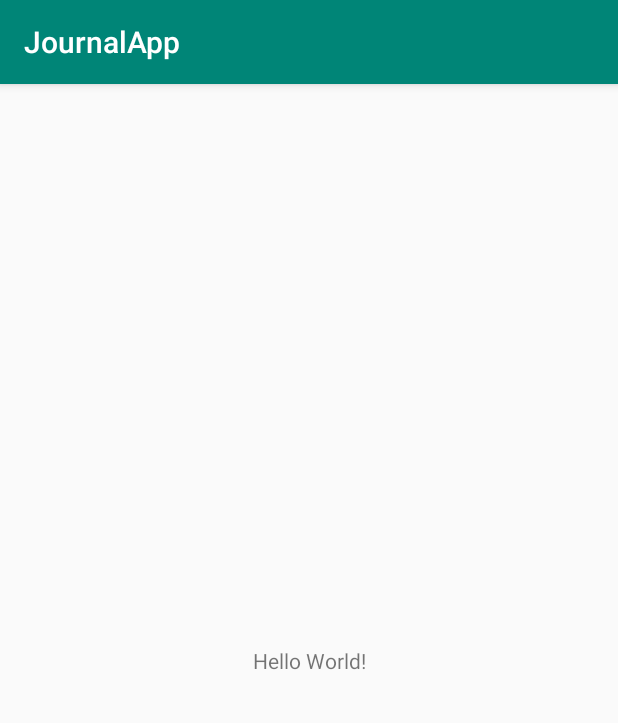
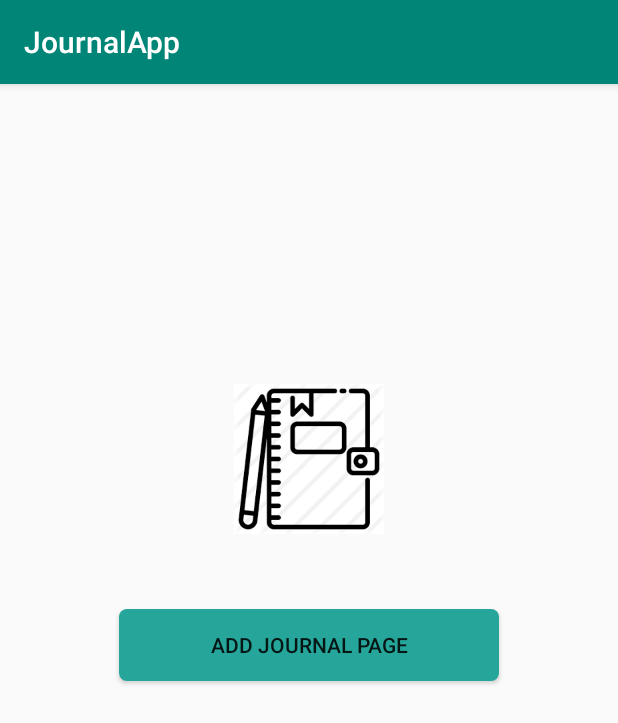
Before and after one commit to kursatbedirhantepebasi/JournalApplication, an Android app: the screen it shows after launch (MainActivity), on a phone screen of 412 x 824 dp. Shown: the top 723 px of the screen. Run offline under Robolectric (Android 15) with nearby library versions, the phone set to English and light mode, and no system bars.

Commit message:
added journal title, subtitle, location, date

```diff
--- a/app/src/main/AndroidManifest.xml
+++ b/app/src/main/AndroidManifest.xml
@@ -1,6 +1,9 @@
 <?xml version="1.0" encoding="utf-8"?>
 <manifest xmlns:android="http://schemas.android.com/apk/res/android"
     package="com.example.journalapp">
+    <uses-permission android:name="android.permission.ACCESS_FINE_LOCATION" />
+    <uses-permission android:name="android.permission. ACCESS_COARSE_LOCATION" />
+    <uses-permission android:name="android.permission.INTERNET" />
 
     <application
         android:allowBackup="true"
@@ -9,6 +12,7 @@
         android:roundIcon="@mipmap/ic_launcher_round"
         android:supportsRtl="true"
         android:theme="@style/AppTheme">
+        <activity android:name=".AddJournal" android:theme="@style/AppTheme.PopUp"></activity>
         <activity android:name=".MainActivity">
             <intent-filter>
                 <action android:name="android.intent.action.MAIN" />
@@ -18,4 +22,5 @@
         </activity>
     </application>
 
+
 </manifest>
--- a/app/src/main/java/com/example/journalapp/MainActivity.java
+++ b/app/src/main/java/com/example/journalapp/MainActivity.java
@@ -2,13 +2,42 @@ package com.example.journalapp;
 
 import androidx.appcompat.app.AppCompatActivity;
 
+import android.content.Intent;
 import android.os.Bundle;
+import android.view.View;
+import android.widget.Button;
 
 public class MainActivity extends AppCompatActivity {
+
+    private static Button addJournalButton;
 
     @Override
     protected void onCreate(Bundle savedInstanceState) {
         super.onCreate(savedInstanceState);
         setContentView(R.layout.activity_main);
+        journalListControl();//kayıt varsa listeye yönlendirilmeli.
+        addJournal();//günlük sayfası eklemek için.
     }
+
+    public void journalListControl(){
+        /*if(dogru){
+            listeye yönlendir.
+        }*/
+    }
+
+    public void addJournal(){
+        addJournalButton = findViewById(R.id.addJournalButton);
+        addJournalButton.setOnClickListener(
+                new View.OnClickListener() {
+                    @Override
+                    public void onClick(View v) {
+
+                        Intent addReminderActivity = new Intent(getApplicationContext(), AddJournal.class);
+                        startActivity(addReminderActivity);
+
+                    }
+                }
+        );
+    }
+
 }
--- /dev/null
+++ b/app/src/main/res/drawable/btn_custom.xml
@@ -0,0 +1,14 @@
+<?xml version="1.0" encoding="utf-8"?>
+<shape xmlns:android="http://schemas.android.com/apk/res/android"
+    android:padding="10dp"
+    android:shape="rectangle" >
+
+    <solid android:color="#26a69a" />
+
+    <corners
+        android:bottomLeftRadius="5dp"
+        android:bottomRightRadius="5dp"
+        android:topLeftRadius="5dp"
+        android:topRightRadius="5dp" />
+
+</shape>
--- /dev/null
+++ b/app/src/main/res/drawable/ic_close_white_24dp.xml
@@ -0,0 +1,5 @@
+<vector android:height="24dp" android:tint="#F5F8FF"
+    android:viewportHeight="24.0" android:viewportWidth="24.0"
+    android:width="24dp" xmlns:android="http://schemas.android.com/apk/res/android">
+    <path android:fillColor="#FF000000" android:pathData="M19,6.41L17.59,5 12,10.59 6.41,5 5,6.41 10.59,12 5,17.59 6.41,19 12,13.41 17.59,19 19,17.59 13.41,12z"/>
+</vector>
--- /dev/null
+++ b/app/src/main/res/drawable/ic_date_range_black_24dp.xml
@@ -0,0 +1,5 @@
+<vector android:height="24dp" android:tint="#575757"
+    android:viewportHeight="24.0" android:viewportWidth="24.0"
+    android:width="24dp" xmlns:android="http://schemas.android.com/apk/res/android">
+    <path android:fillColor="#FF000000" android:pathData="M9,11L7,11v2h2v-2zM13,11h-2v2h2v-2zM17,11h-2v2h2v-2zM19,4h-1L18,2h-2v2L8,4L8,2L6,2v2L5,4c-1.11,0 -1.99,0.9 -1.99,2L3,20c0,1.1 0.89,2 2,2h14c1.1,0 2,-0.9 2,-2L21,6c0,-1.1 -0.9,-2 -2,-2zM19,20L5,20L5,9h14v11z"/>
+</vector>
--- /dev/null
+++ b/app/src/main/res/drawable/ic_share_black_24dp.xml
@@ -0,0 +1,5 @@
+<vector android:height="24dp" android:tint="#F5F8FF"
+    android:viewportHeight="24.0" android:viewportWidth="24.0"
+    android:width="24dp" xmlns:android="http://schemas.android.com/apk/res/android">
+    <path android:fillColor="#FF000000" android:pathData="M18,16.08c-0.76,0 -1.44,0.3 -1.96,0.77L8.91,12.7c0.05,-0.23 0.09,-0.46 0.09,-0.7s-0.04,-0.47 -0.09,-0.7l7.05,-4.11c0.54,0.5 1.25,0.81 2.04,0.81 1.66,0 3,-1.34 3,-3s-1.34,-3 -3,-3 -3,1.34 -3,3c0,0.24 0.04,0.47 0.09,0.7L8.04,9.81C7.5,9.31 6.79,9 6,9c-1.66,0 -3,1.34 -3,3s1.34,3 3,3c0.79,0 1.5,-0.31 2.04,-0.81l7.12,4.16c-0.05,0.21 -0.08,0.43 -0.08,0.65 0,1.61 1.31,2.92 2.92,2.92 1.61,0 2.92,-1.31 2.92,-2.92s-1.31,-2.92 -2.92,-2.92z"/>
+</vector>
--- a/app/src/main/res/layout/activity_main.xml
+++ b/app/src/main/res/layout/activity_main.xml
@@ -1,18 +1,31 @@
 <?xml version="1.0" encoding="utf-8"?>
-<androidx.constraintlayout.widget.ConstraintLayout xmlns:android="http://schemas.android.com/apk/res/android"
+<RelativeLayout xmlns:android="http://schemas.android.com/apk/res/android"
     xmlns:app="http://schemas.android.com/apk/res-auto"
-    xmlns:tools="http://schemas.android.com/tools"
     android:layout_width="match_parent"
     android:layout_height="match_parent"
+    xmlns:tools="http://schemas.android.com/tools"
     tools:context=".MainActivity">
 
-    <TextView
-        android:layout_width="wrap_content"
+    <ImageView
+        android:id="@+id/journalImg"
+        android:layout_width="100dp"
+        android:layout_height="100dp"
+        android:src="@drawable/journal"
+        app:srcCompat="@android:color/transparent"
+        tools:srcCompat="@drawable/journal"
+        android:layout_centerHorizontal="true"
+        android:layout_marginTop="200dp"
+        />
+
+    <Button
+        android:id="@+id/addJournalButton"
+        android:layout_width="253dp"
         android:layout_height="wrap_content"
-        android:text="Hello World!"
-        app:layout_constraintBottom_toBottomOf="parent"
-        app:layout_constraintLeft_toLeftOf="parent"
-        app:layout_constraintRight_toRightOf="parent"
-        app:layout_constraintTop_toTopOf="parent" />
+        android:background="@drawable/btn_custom"
+        android:text="Add Journal Page"
+        android:layout_below="@+id/journalImg"
+        android:layout_centerHorizontal="true"
+        android:layout_marginTop="50dp"
+        />
 
-</androidx.constraintlayout.widget.ConstraintLayout>
+</RelativeLayout>
--- a/app/src/main/res/values/styles.xml
+++ b/app/src/main/res/values/styles.xml
@@ -8,4 +8,9 @@
         <item name="colorAccent">@color/colorAccent</item>
     </style>
 
+    <style name="AppTheme.PopUp">
+        <item name="android:windowIsTranslucent">true</item>
+        <item name="android:windowCloseOnTouchOutside">true</item>
+    </style>
+
 </resources>
```
Also changed, not shown: app/src/main/java/com/example/journalapp/AddJournal.java (added, +190 -0 lines), app/src/main/java/com/example/journalapp/models/Journal.java (added, +18 -0 lines), app/src/main/res/drawable/ic_collections_bookmark_black_24dp.xml (added, +9 -0 lines), app/src/main/res/drawable/ic_location_on_black_24dp.xml (added, +10 -0 lines), app/src/main/res/drawable/pop_bg.xml (added, +11 -0 lines), app/src/main/res/layout/activity_add_journal.xml (added, +131 -0 lines), app/src/main/res/drawable/journal.png (added).
